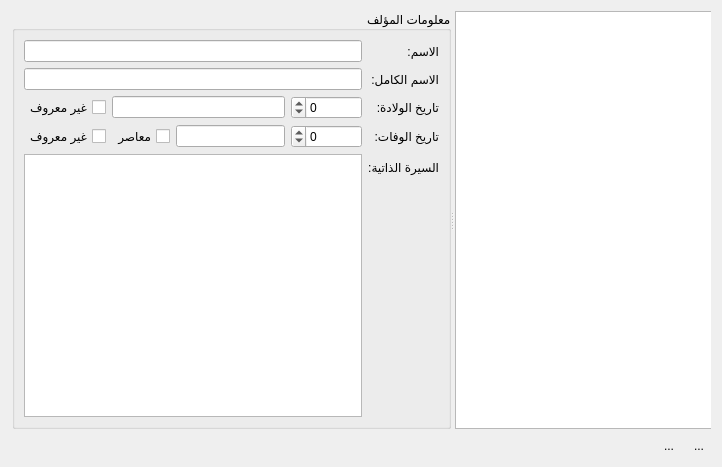
Above: src/authorsmanagerwidget.ui from boussouira/moltaqa before the change. Below: the same form after it.
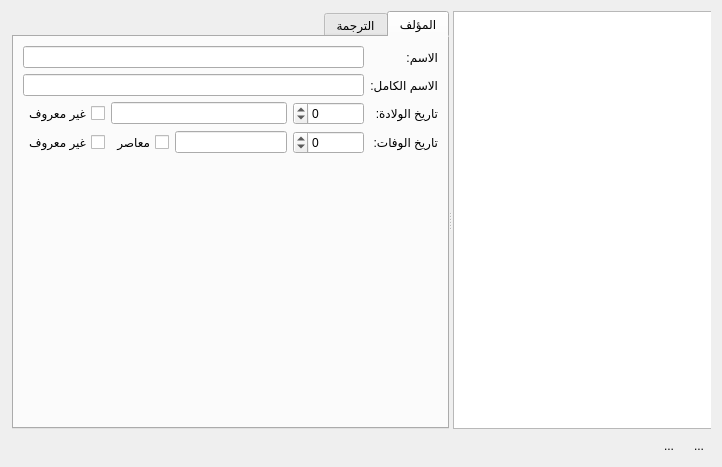
That is the form after the change. Icons and pictures are not drawn.

Commit message: Make authors info editor a rich editor

Diff of the .ui file:
```diff
--- a/src/authorsmanagerwidget.ui
+++ b/src/authorsmanagerwidget.ui
@@ -36,10 +36,14 @@
        <bool>true</bool>
       </property>
      </widget>
-     <widget class="QGroupBox" name="groupBox">
-      <property name="title">
-       <string>معلومات المؤلف</string>
+     <widget class="QTabWidget" name="tabWidget">
+      <property name="currentIndex">
+       <number>0</number>
       </property>
+      <widget class="QWidget" name="tabAuthor">
+       <attribute name="title">
+        <string>المؤلف</string>
+       </attribute>
       <layout class="QFormLayout" name="formLayout">
        <item row="0" column="0">
         <widget class="QLabel" name="label">
@@ -133,17 +137,13 @@
          </item>
         </layout>
        </item>
-       <item row="4" column="0">
-        <widget class="QLabel" name="label_7">
-         <property name="text">
-          <string>السيرة الذاتية:</string>
-         </property>
-        </widget>
-       </item>
-       <item row="4" column="1">
-        <widget class="QTextEdit" name="textEdit"/>
-       </item>
-      </layout>
+       </layout>
+      </widget>
+      <widget class="QWidget" name="tabTarjama">
+       <attribute name="title">
+        <string>الترجمة</string>
+       </attribute>
+      </widget>
      </widget>
     </widget>
    </item>
```
Left out of the diff: 6 changed lines with no effect on the pictures. Lines whose indentation alone changed are shown as unchanged. The commit also changes 2 other files.
